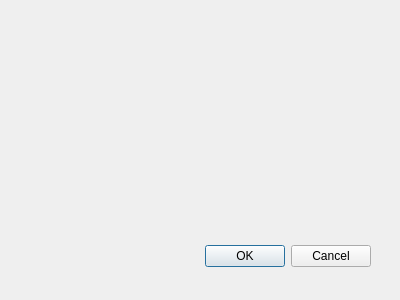
Qt form Peleng/RgbImagePlotter/settingsdialog.ui (remsens/Peleng) before a commit.
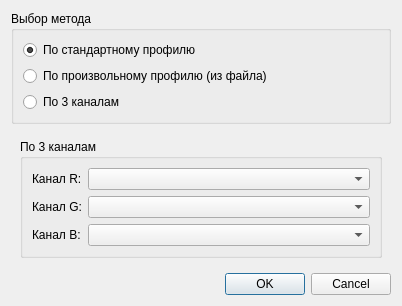
The same form after that commit. The open tabs and pages were chosen to show the change.

Commit message:
Плагин для создание RGB изображения: 1. по 3 каналам 2. с использование цветового профиля
+ зумирование и перемещение изображения (есть неисправленные баги)

The edit to the form file:
```diff
--- a/Peleng/RgbImagePlotter/settingsdialog.ui
+++ b/Peleng/RgbImagePlotter/settingsdialog.ui
@@ -8,29 +8,170 @@
    <rect>
     <x>0</x>
     <y>0</y>
-    <width>400</width>
-    <height>300</height>
+    <width>402</width>
+    <height>290</height>
    </rect>
   </property>
   <property name="windowTitle">
    <string>Dialog</string>
   </property>
-  <widget class="QDialogButtonBox" name="buttonBox">
-   <property name="geometry">
-    <rect>
-     <x>30</x>
-     <y>240</y>
-     <width>341</width>
-     <height>32</height>
-    </rect>
-   </property>
-   <property name="orientation">
-    <enum>Qt::Horizontal</enum>
-   </property>
-   <property name="standardButtons">
-    <set>QDialogButtonBox::Cancel|QDialogButtonBox::Ok</set>
-   </property>
-  </widget>
+  <layout class="QVBoxLayout" name="verticalLayout">
+   <item>
+    <widget class="QGroupBox" name="groupBox_2">
+     <property name="title">
+      <string>Выбор метода</string>
+     </property>
+     <layout class="QVBoxLayout" name="verticalLayout_2">
+      <item>
+       <widget class="QRadioButton" name="stdRadioBox">
+        <property name="text">
+         <string>По стандартному профилю</string>
+        </property>
+        <property name="checked">
+         <bool>true</bool>
+        </property>
+       </widget>
+      </item>
+      <item>
+       <widget class="QRadioButton" name="rndRadioBox">
+        <property name="text">
+         <string>По произвольному профилю (из файла)</string>
+        </property>
+       </widget>
+      </item>
+      <item>
+       <widget class="QRadioButton" name="chnRadioBox">
+        <property name="text">
+         <string>По 3 каналам</string>
+        </property>
+       </widget>
+      </item>
+     </layout>
+    </widget>
+   </item>
+   <item>
+    <widget class="QStackedWidget" name="stackedWidget">
+     <property name="currentIndex">
+      <number>0</number>
+     </property>
+     <widget class="QWidget" name="page">
+      <layout class="QVBoxLayout" name="verticalLayout_3">
+       <item>
+        <widget class="QGroupBox" name="groupBox_3">
+         <property name="title">
+          <string>По стандартному профилю</string>
+         </property>
+         <layout class="QFormLayout" name="formLayout">
+          <item row="0" column="0">
+           <widget class="QLabel" name="label">
+            <property name="text">
+             <string>Выбор стандартного профиля</string>
+            </property>
+           </widget>
+          </item>
+          <item row="0" column="1">
+           <widget class="QComboBox" name="StdProfileComboBox">
+            <item>
+             <property name="text">
+              <string>CIE1968</string>
+             </property>
+            </item>
+           </widget>
+          </item>
+         </layout>
+        </widget>
+       </item>
+      </layout>
+     </widget>
+     <widget class="QWidget" name="page_2">
+      <layout class="QVBoxLayout" name="verticalLayout_4">
+       <item>
+        <widget class="QGroupBox" name="groupBox">
+         <property name="title">
+          <string>По произвольному профилю</string>
+         </property>
+         <property name="checkable">
+          <bool>false</bool>
+         </property>
+         <property name="checked">
+          <bool>false</bool>
+         </property>
+         <layout class="QGridLayout" name="gridLayout">
+          <item row="0" column="1">
+           <widget class="QPushButton" name="findFileBtn">
+            <property name="text">
+             <string>Обзор</string>
+            </property>
+           </widget>
+          </item>
+          <item row="0" column="0">
+           <widget class="QLineEdit" name="FileEdit">
+            <property name="readOnly">
+             <bool>true</bool>
+            </property>
+           </widget>
+          </item>
+         </layout>
+        </widget>
+       </item>
+      </layout>
+     </widget>
+     <widget class="QWidget" name="page_3">
+      <layout class="QVBoxLayout" name="verticalLayout_5">
+       <item>
+        <widget class="QGroupBox" name="groupBox_4">
+         <property name="title">
+          <string>По 3 каналам</string>
+         </property>
+         <layout class="QFormLayout" name="formLayout_2">
+          <item row="0" column="0">
+           <widget class="QLabel" name="label_2">
+            <property name="text">
+             <string>Канал R:</string>
+            </property>
+           </widget>
+          </item>
+          <item row="0" column="1">
+           <widget class="QComboBox" name="Ch1ComboBox"/>
+          </item>
+          <item row="1" column="0">
+           <widget class="QLabel" name="label_3">
+            <property name="text">
+             <string>Канал G:</string>
+            </property>
+           </widget>
+          </item>
+          <item row="1" column="1">
+           <widget class="QComboBox" name="Ch2ComboBox"/>
+          </item>
+          <item row="2" column="1">
+           <widget class="QComboBox" name="Ch3ComboBox"/>
+          </item>
+          <item row="2" column="0">
+           <widget class="QLabel" name="label_4">
+            <property name="text">
+             <string>Канал B:</string>
+            </property>
+           </widget>
+          </item>
+         </layout>
+        </widget>
+       </item>
+      </layout>
+     </widget>
+    </widget>
+   </item>
+   <item>
+    <widget class="QDialogButtonBox" name="buttonBox">
+     <property name="orientation">
+      <enum>Qt::Horizontal</enum>
+     </property>
+     <property name="standardButtons">
+      <set>QDialogButtonBox::Cancel|QDialogButtonBox::Ok</set>
+     </property>
+    </widget>
+   </item>
+  </layout>
  </widget>
  <pixmapfunction/>
  <resources/>
```
Left out of the diff: 7 changed lines with no effect on the pictures. The commit also changes 10 other files.
